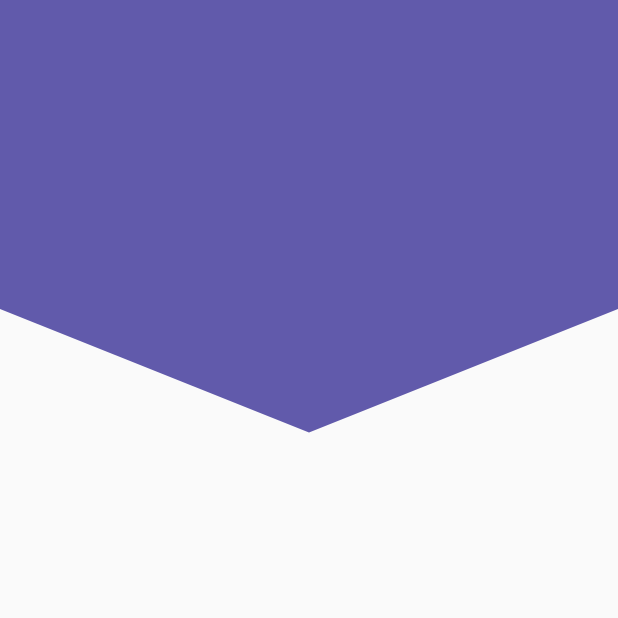
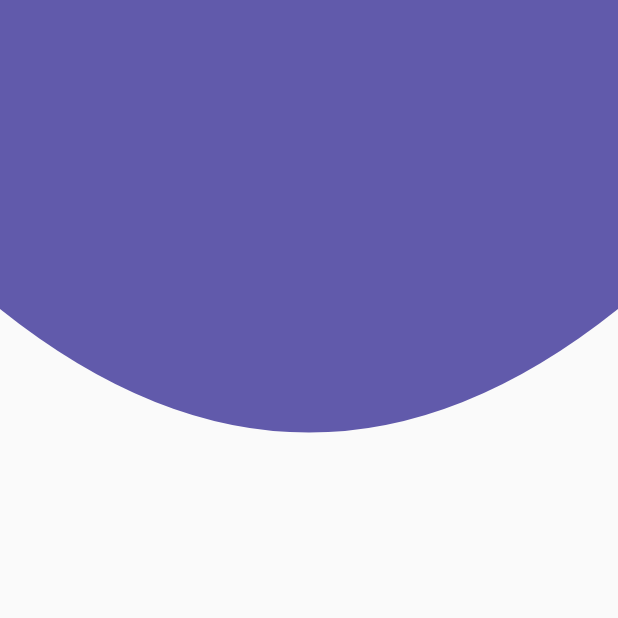
Before and after one commit to DavidBarcenas/flutter-painter-animations, a Flutter app: the screen it shows after launch, on a phone screen of 412 x 824 dp, the top half of it. Run offline on Flutter 3.47's test engine with Material 2 defaults, Android fonts, the phone set to English and light mode, and no system bars.

Commit message:
feat: Curve header painter

```diff
--- a/lib/src/pages/designs/headers_page.dart
+++ b/lib/src/pages/designs/headers_page.dart
@@ -5,7 +5,7 @@ class HeadersPage extends StatelessWidget {
   @override
   Widget build(BuildContext context) {
     return Scaffold(
-      body: PeakHeader()
+      body: CurveHeader()
     );
   }
 }
--- a/lib/src/widgets/headers.dart
+++ b/lib/src/widgets/headers.dart
@@ -142,3 +142,40 @@ class _PeakHeaderPainter extends CustomPainter {
   @override
   bool shouldRepaint(CustomPainter oldDelegate) => true;
 }
+
+
+class CurveHeader extends StatelessWidget {
+  @override
+  Widget build(BuildContext context) {
+    return Container(
+      width: double.infinity,
+      height: double.infinity,
+      child: CustomPaint(
+        painter: _CurveHeaderPainter(),
+      ),
+    );
+  }
+}
+
+class _CurveHeaderPainter extends CustomPainter {
+  @override
+  void paint(Canvas canvas, Size size) {
+    final w = size.width;
+    final h = size.height;
+
+    final paint = Paint();
+    paint.color = Color(0xff615aab);
+    paint.style = PaintingStyle.fill;
+    paint.strokeWidth = 10;
+
+    final path = Path();
+    path.lineTo(0, h * 0.25);
+    path.quadraticBezierTo(w * 0.5, h * 0.45, w, h * 0.25);
+    path.lineTo(w, 0);
+
+    canvas.drawPath(path, paint);
+  }
+
+  @override
+  bool shouldRepaint(CustomPainter oldDelegate) => true;
+}
```
